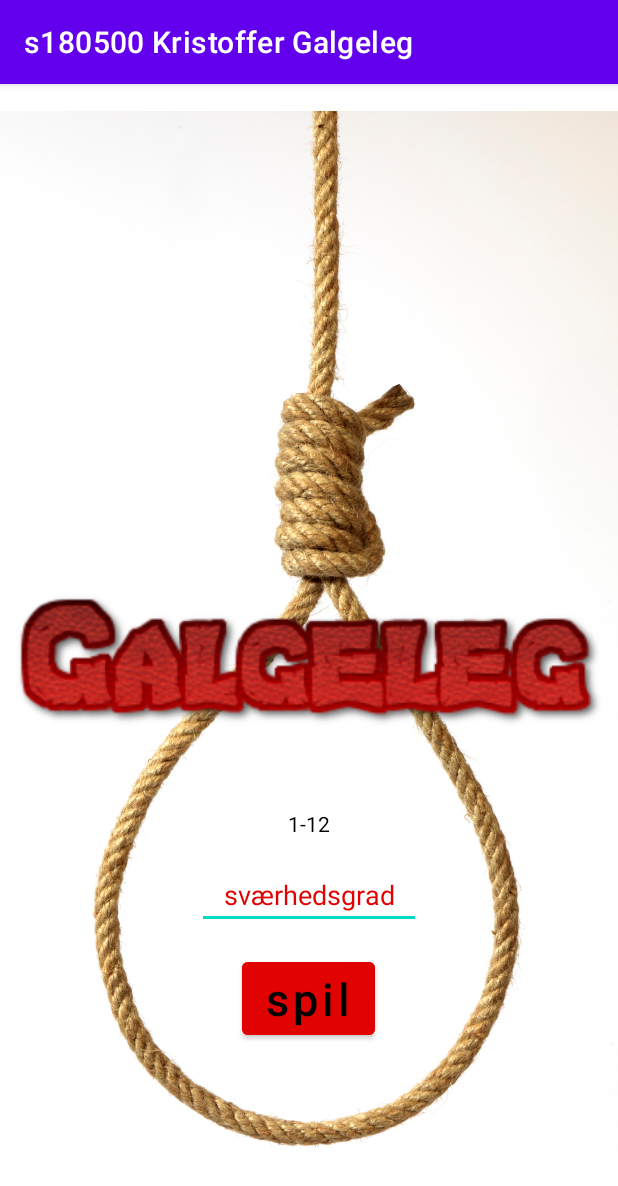
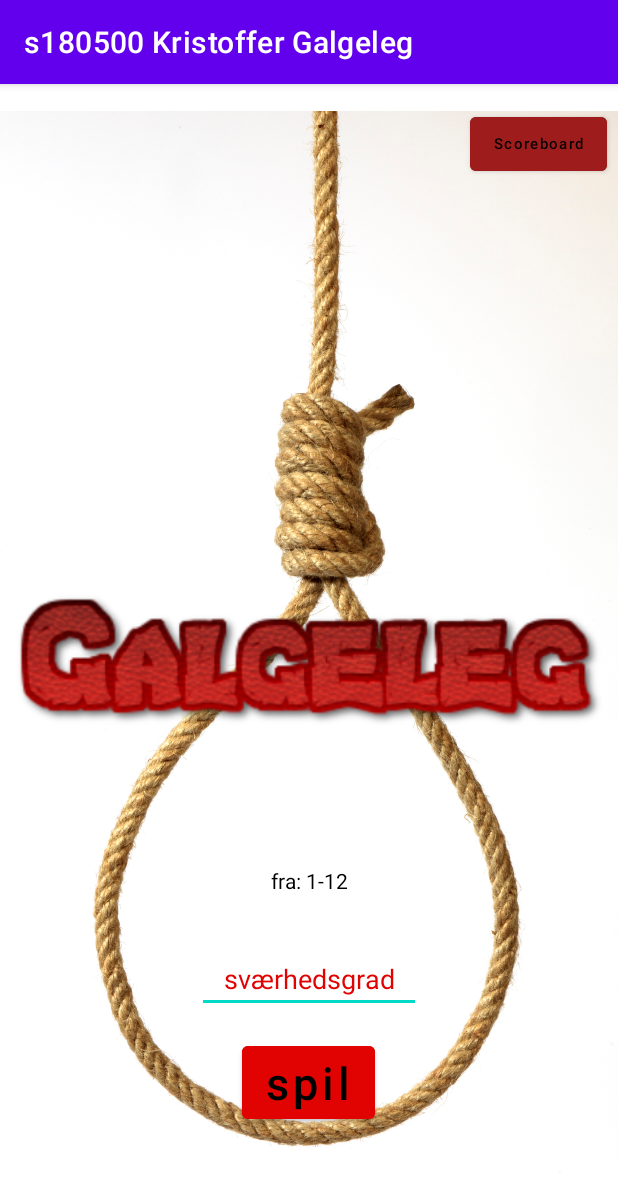
Before and after one commit to Jackktis/GalgeLegAfleveringen, an Android app: the screen it shows after launch (Start), on a phone screen of 412 x 824 dp. Shown: the top 1186 px of the screen. Run offline under Robolectric (Android 15) with nearby library versions, the phone set to English and light mode, and no system bars.

Commit message:
arbejder på hvordan man kan lave en scoreboard

```diff
--- a/src/main/java/com/example/galgelegafleveringen/GalgeSpilLogikken.java
+++ b/src/main/java/com/example/galgelegafleveringen/GalgeSpilLogikken.java
@@ -15,9 +15,10 @@ public class GalgeSpilLogikken implements Serializable {
         /** AHT afprøvning er muligeOrd synlig på pakkeniveau */
         ArrayList<String> muligeOrd = new ArrayList<String>();
         private String ordet;
-        private ArrayList<String> brugteBogstaver = new ArrayList<String>();
-        private ArrayList<String> forkerteBogstaver = new ArrayList<String>();
+         ArrayList<String> brugteBogstaver = new ArrayList<String>();
+         ArrayList<String> forkerteBogstaver = new ArrayList<String>();
         private String synligtOrd;
+        private String Navn;
         private String listStringForkerteOrd;
         private String listStringBrugteOrd;
         private int antalForkerteBogstaver = 0;
@@ -109,6 +110,7 @@ public class GalgeSpilLogikken implements Serializable {
             antalForkerteBogstaver = 0;
             spilletErVundet = false;
             spilletErTabt = false;
+
             if (muligeOrd.isEmpty()) {
                 System.out.println("ingen ord under dette sværhedsgrad ");
             } else {
--- a/src/main/java/com/example/galgelegafleveringen/Scoreboard.java
+++ b/src/main/java/com/example/galgelegafleveringen/Scoreboard.java
@@ -11,4 +11,6 @@ public class Scoreboard extends AppCompatActivity {
         super.onCreate(savedInstanceState);
         setContentView(R.layout.activity_scoreboard);
     }
+
+
 }
--- a/src/main/java/com/example/galgelegafleveringen/Spillet.java
+++ b/src/main/java/com/example/galgelegafleveringen/Spillet.java
@@ -69,12 +69,14 @@ public class Spillet extends AppCompatActivity {
                         Intent intent = new Intent(Spillet.this, Tabt.class);
                         intent.putExtra("orderet", orderet);
                         startActivity(intent);
+                        finish();
                     }
                     if (spillet.erSpilletVundet()) {
                         Intent intent = new Intent(Spillet.this, Vundet.class);
                         antalForkerteOrd = spillet.getAntalForkerteBogstaver();
                         intent.putExtra("forsøg", antalForkerteOrd);
                         startActivity(intent);
+                        finish();
                     }
                 }
 
--- a/src/main/res/layout/activity_start.xml
+++ b/src/main/res/layout/activity_start.xml
@@ -37,20 +37,19 @@
         android:gravity="center"
         android:hint="sværhedsgrad"
         android:inputType="textPersonName"
+        android:maxLength="1"
+
         android:textColorHint="@color/red"
-
         app:layout_constraintBottom_toTopOf="@+id/start"
         app:layout_constraintEnd_toEndOf="parent"
-        app:layout_constraintStart_toStartOf="parent"
-        android:maxLength="1"
-        />
+        app:layout_constraintStart_toStartOf="parent" />
 
     <Button
         android:id="@+id/start"
         android:layout_width="wrap_content"
         android:layout_height="wrap_content"
         android:layout_below="@+id/sværhedsgrad"
-        android:layout_marginBottom="128dp"
+        android:layout_marginBottom="72dp"
         android:backgroundTint="@color/red"
         android:text="@string/spil"
         android:textAllCaps="false"
@@ -63,15 +62,32 @@
 
     <TextView
         android:id="@+id/txtSværhedSkala"
-        android:layout_width="151dp"
-        android:layout_height="42dp"
-        android:layout_marginBottom="4dp"
+        android:layout_width="match_parent"
+        android:layout_height="0dp"
+        android:layout_marginBottom="197dp"
         android:gravity="center"
-        android:text="1-12"
+        android:text="fra: 1-12"
         android:textColor="@android:color/black"
-        app:layout_constraintBottom_toTopOf="@+id/sværhedsgrad"
+        app:layout_constraintBottom_toBottomOf="parent"
         app:layout_constraintEnd_toEndOf="parent"
-        app:layout_constraintStart_toStartOf="parent" />
+        app:layout_constraintStart_toStartOf="parent"
+        app:layout_constraintTop_toBottomOf="@+id/button" />
+
+    <Button
+        android:id="@+id/button"
+        android:layout_width="wrap_content"
+        android:layout_height="wrap_content"
+        android:layout_marginTop="16dp"
+        android:layout_marginEnd="7dp"
+        android:layout_marginBottom="428dp"
+        android:backgroundTint="#9E1C1C"
+        android:text="Scoreboard"
+        android:textAllCaps="false"
+        android:textColor="@android:color/black"
+        android:textSize="10sp"
+        app:layout_constraintBottom_toTopOf="@+id/txtSværhedSkala"
+        app:layout_constraintEnd_toEndOf="parent"
+        app:layout_constraintTop_toTopOf="parent" />
 
 
 </androidx.constraintlayout.widget.ConstraintLayout>
```
Also changed, not shown: src/main/java/com/example/galgelegafleveringen/BenytGalgelogik.java (deleted, +0 -89 lines), src/main/java/com/example/galgelegafleveringen/Galgelogik.java (deleted, +0 -212 lines), src/main/java/com/example/galgelegafleveringen/ScoreBoardLogikken.java (added, +17 -0 lines).
